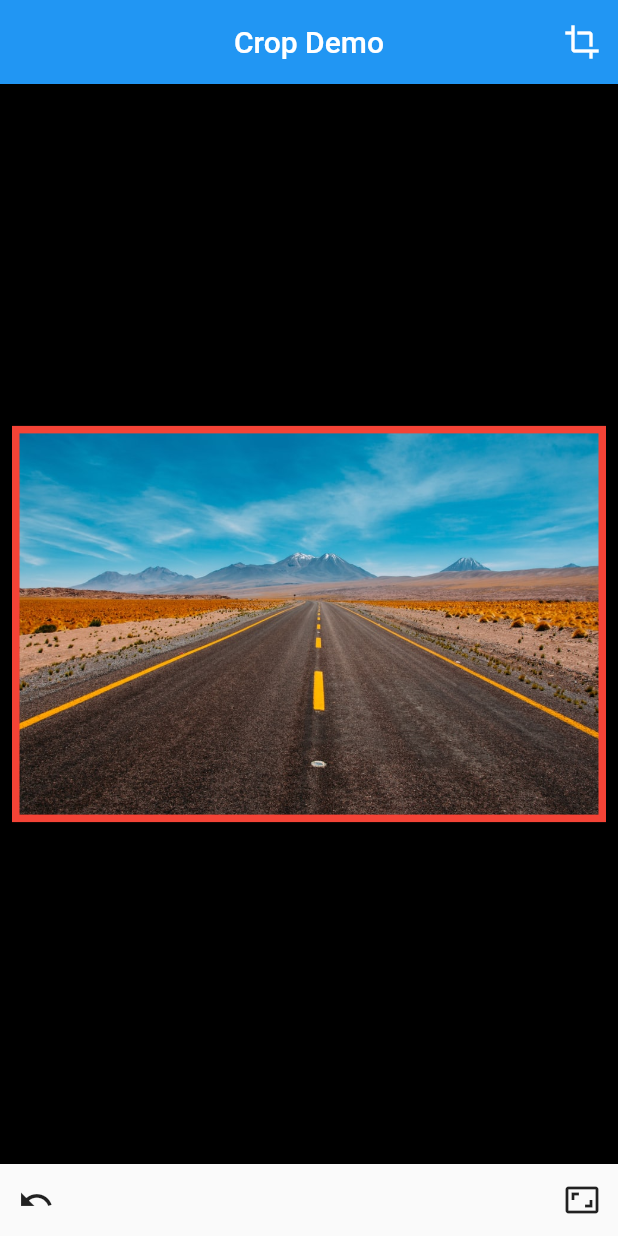
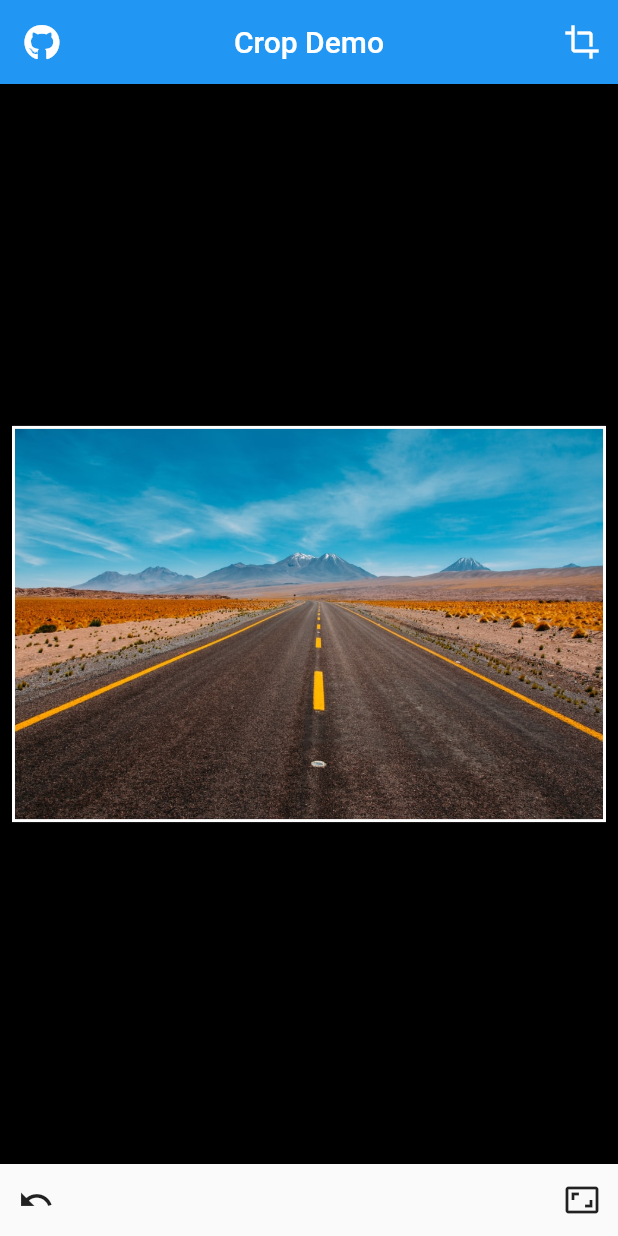
Before and after one commit to xclud/flutter_crop, a Flutter app: the screen it shows after launch, on a phone screen of 412 x 824 dp. Run offline on Flutter 3.47's test engine with Material 2 defaults, Android fonts, the phone set to English and light mode, and no system bars; our stand-ins replace flutter_icons.

Commit message:
Updated the example project and added the project GitHub link.

```diff
--- a/example/lib/main.dart
+++ b/example/lib/main.dart
@@ -1,6 +1,8 @@
 import 'package:app/centered_slider_track_shape.dart';
 import 'package:flutter/material.dart';
 import 'package:crop/crop.dart';
+import 'package:flutter_icons/flutter_icons.dart';
+import 'package:url_launcher/url_launcher.dart';
 
 void main() => runApp(MyApp());
 
@@ -54,6 +56,12 @@ class _MyHomePageState extends State<MyHomePage> {
       appBar: AppBar(
         title: Text('Crop Demo'),
         centerTitle: true,
+        leading: IconButton(
+          icon: Icon(FontAwesome.github),
+          onPressed: () {
+            launch('https://github.com/xclud/flutter_crop');
+          },
+        ),
         actions: <Widget>[
           IconButton(
             onPressed: _cropImage,
@@ -68,8 +76,8 @@ class _MyHomePageState extends State<MyHomePage> {
             child: Crop(
               controller: controller,
               child: Image.asset('images/sample.jpg'),
-              borderWidth: 5,
-              borderColor: Colors.red,
+              borderWidth: 2,
+              borderColor: Colors.white,
             ),
           ),
           Row(
--- a/example/pubspec.yaml
+++ b/example/pubspec.yaml
@@ -21,6 +21,8 @@ dependencies:
     sdk: flutter
   crop:
     path: ../
+  url_launcher: ^5.4.2
+  flutter_icons: ^1.0.0+1
 
 dev_dependencies:
   flutter_test:
```
